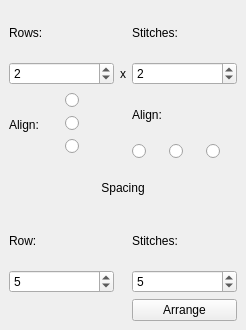
This is src/rowsdock.ui in iPenguin/CrochetCharts as Qt 5 draws it before an edit. The edited form follows.
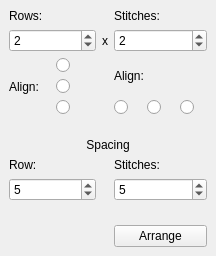
This is the edited form.

Diff of the .ui file:
```diff
--- a/src/rowsdock.ui
+++ b/src/rowsdock.ui
@@ -6,8 +6,8 @@
    <rect>
     <x>0</x>
     <y>0</y>
-    <width>246</width>
-    <height>330</height>
+    <width>216</width>
+    <height>256</height>
    </rect>
   </property>
   <property name="windowTitle">
@@ -17,6 +17,12 @@
    <layout class="QGridLayout" name="gridLayout">
     <item row="0" column="0" colspan="2">
      <widget class="QLabel" name="label">
+      <property name="sizePolicy">
+       <sizepolicy hsizetype="Preferred" vsizetype="Fixed">
+        <horstretch>0</horstretch>
+        <verstretch>0</verstretch>
+       </sizepolicy>
+      </property>
       <property name="text">
        <string>Rows:</string>
       </property>
@@ -37,6 +43,12 @@
     </item>
     <item row="0" column="3">
      <widget class="QLabel" name="label_2">
+      <property name="sizePolicy">
+       <sizepolicy hsizetype="Preferred" vsizetype="Fixed">
+        <horstretch>0</horstretch>
+        <verstretch>0</verstretch>
+       </sizepolicy>
+      </property>
       <property name="text">
        <string>Stitches:</string>
       </property>
@@ -150,14 +162,20 @@
       </item>
      </layout>
     </item>
-    <item row="5" column="0" colspan="2">
+    <item row="6" column="0" colspan="2">
      <widget class="QLabel" name="label_6">
+      <property name="sizePolicy">
+       <sizepolicy hsizetype="Preferred" vsizetype="Fixed">
+        <horstretch>0</horstretch>
+        <verstretch>0</verstretch>
+       </sizepolicy>
+      </property>
       <property name="text">
        <string>Row:</string>
       </property>
      </widget>
     </item>
-    <item row="6" column="0" colspan="2">
+    <item row="7" column="0" colspan="2">
      <widget class="QSpinBox" name="rowSpacing">
       <property name="maximum">
        <number>100</number>
@@ -167,32 +185,44 @@
       </property>
      </widget>
     </item>
-    <item row="6" column="3" colspan="2">
-     <widget class="QSpinBox" name="stitchSpacing">
-      <property name="maximum">
-       <number>100</number>
-      </property>
-      <property name="value">
-       <number>5</number>
-      </property>
-     </widget>
-    </item>
     <item row="7" column="3" colspan="2">
+     <widget class="QSpinBox" name="stitchSpacing">
+      <property name="maximum">
+       <number>100</number>
+      </property>
+      <property name="value">
+       <number>5</number>
+      </property>
+     </widget>
+    </item>
+    <item row="9" column="3" colspan="2">
      <widget class="QPushButton" name="arrange">
       <property name="text">
        <string>Arrange</string>
       </property>
      </widget>
     </item>
-    <item row="5" column="3">
+    <item row="6" column="3">
      <widget class="QLabel" name="label_8">
+      <property name="sizePolicy">
+       <sizepolicy hsizetype="Preferred" vsizetype="Fixed">
+        <horstretch>0</horstretch>
+        <verstretch>0</verstretch>
+       </sizepolicy>
+      </property>
       <property name="text">
        <string>Stitches:</string>
       </property>
      </widget>
     </item>
-    <item row="4" column="0" colspan="5">
+    <item row="5" column="0" colspan="5">
      <widget class="QLabel" name="label_7">
+      <property name="sizePolicy">
+       <sizepolicy hsizetype="Preferred" vsizetype="Fixed">
+        <horstretch>0</horstretch>
+        <verstretch>0</verstretch>
+       </sizepolicy>
+      </property>
       <property name="text">
        <string>Spacing</string>
       </property>
@@ -201,6 +231,32 @@
       </property>
      </widget>
     </item>
+    <item row="4" column="0" colspan="5">
+     <spacer name="verticalSpacer">
+      <property name="orientation">
+       <enum>Qt::Vertical</enum>
+      </property>
+      <property name="sizeHint" stdset="0">
+       <size>
+        <width>20</width>
+        <height>20</height>
+       </size>
+      </property>
+     </spacer>
+    </item>
+    <item row="8" column="0" colspan="5">
+     <spacer name="verticalSpacer_2">
+      <property name="orientation">
+       <enum>Qt::Vertical</enum>
+      </property>
+      <property name="sizeHint" stdset="0">
+       <size>
+        <width>20</width>
+        <height>20</height>
+       </size>
+      </property>
+     </spacer>
+    </item>
    </layout>
   </widget>
  </widget>
```
